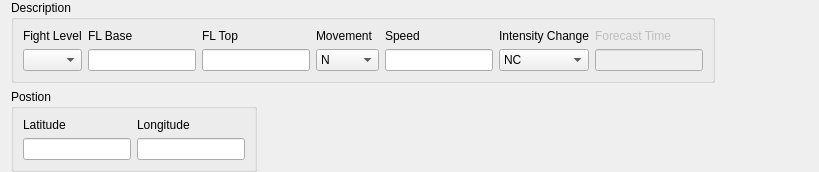
Qt form tafor/components/ui/sigmet_ash.ui (up1and/tafor) before a commit.
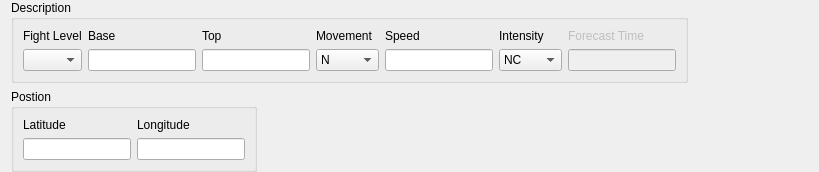
The same form after that commit.

Commit message: SIGMET 编辑器更新部分描述文字

```diff
--- a/tafor/components/ui/sigmet_ash.ui
+++ b/tafor/components/ui/sigmet_ash.ui
@@ -180,7 +180,7 @@
       <item row="0" column="7">
        <widget class="QLabel" name="intensityChangeLabel">
         <property name="text">
-         <string>Intensity Change</string>
+         <string>Intensity</string>
         </property>
         <property name="buddy">
          <cstring>intensityChange</cstring>
@@ -200,7 +200,7 @@
       <item row="0" column="3">
        <widget class="QLabel" name="baseLabel">
         <property name="text">
-         <string>FL Base</string>
+         <string>Base</string>
         </property>
         <property name="buddy">
          <cstring>base</cstring>
@@ -230,7 +230,7 @@
       <item row="0" column="4">
        <widget class="QLabel" name="topLabel">
         <property name="text">
-         <string>FL Top</string>
+         <string>Top</string>
         </property>
         <property name="buddy">
          <cstring>top</cstring>
```
The commit also changes 14 other files.
